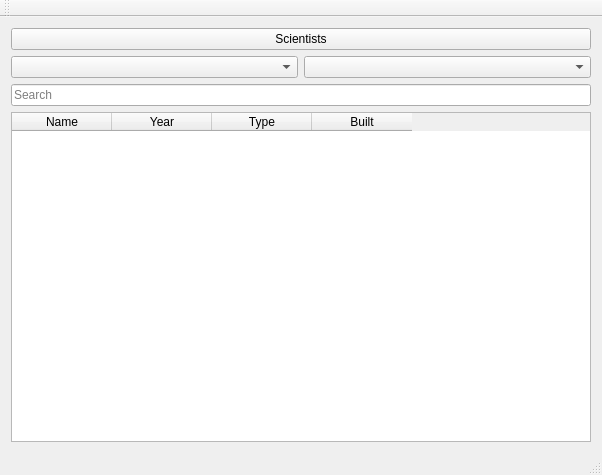
This is EndurvinnslustöðATeam/Skil3/mainwindow.ui in trunti/verklegtn-m as Qt 5 draws it before an edit. The edited form follows.
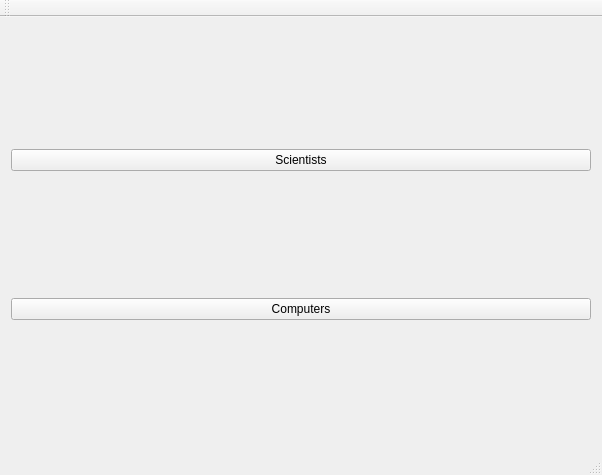
This is the edited form.

```diff
--- a/EndurvinnslustöðATeam/Skil3/mainwindow.ui
+++ b/EndurvinnslustöðATeam/Skil3/mainwindow.ui
@@ -14,10 +14,7 @@
    <string>MainWindow</string>
   </property>
   <widget class="QWidget" name="centralWidget">
-   <layout class="QVBoxLayout" name="verticalLayout_2">
-    <item>
-     <layout class="QHBoxLayout" name="horizontalLayout"/>
-    </item>
+   <layout class="QVBoxLayout" name="verticalLayout">
     <item>
      <widget class="QPushButton" name="Button_Scientist">
       <property name="text">
@@ -26,48 +23,10 @@
      </widget>
     </item>
     <item>
-     <layout class="QVBoxLayout" name="verticalLayout">
-      <item>
-       <layout class="QHBoxLayout" name="horizontalLayout_2">
-        <item>
-         <widget class="QComboBox" name="dropdown_order_by"/>
-        </item>
-        <item>
-         <widget class="QComboBox" name="dropdown_order_by_ascending"/>
-        </item>
-       </layout>
-      </item>
-      <item>
-       <widget class="QLineEdit" name="Search_window">
-        <property name="placeholderText">
-         <string>Search</string>
-        </property>
-       </widget>
-      </item>
-     </layout>
-    </item>
-    <item>
-     <widget class="QTableWidget" name="table_computer">
-      <column>
-       <property name="text">
-        <string>Name</string>
-       </property>
-      </column>
-      <column>
-       <property name="text">
-        <string>Year</string>
-       </property>
-      </column>
-      <column>
-       <property name="text">
-        <string>Type</string>
-       </property>
-      </column>
-      <column>
-       <property name="text">
-        <string>Built</string>
-       </property>
-      </column>
+     <widget class="QPushButton" name="Buttin_Computer">
+      <property name="text">
+       <string>Computers</string>
+      </property>
      </widget>
     </item>
    </layout>
```
